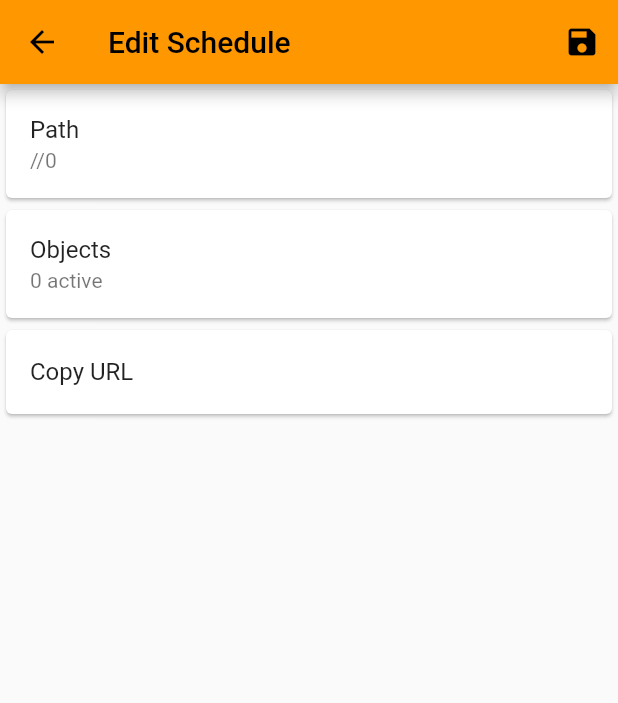
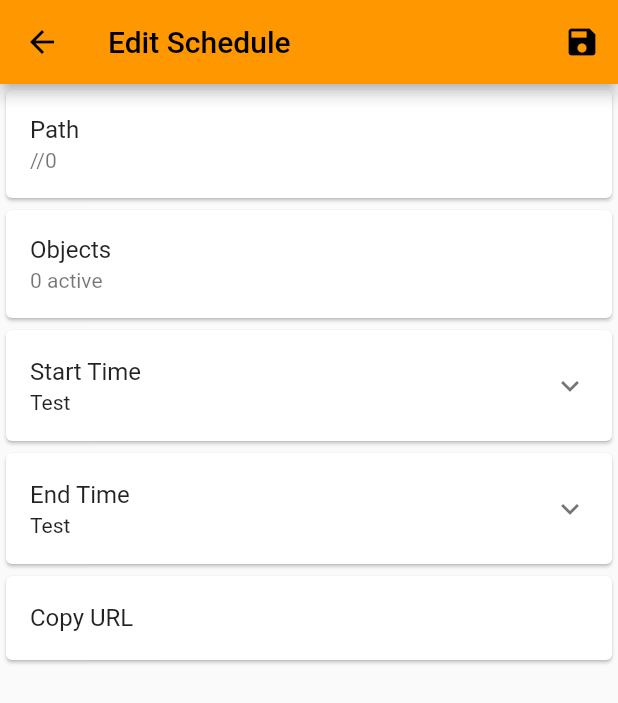
Before and after one commit to GAsplund/TimeEditParser-Flutter, a Flutter app: the ScheduleBuilderEditPage screen opened directly with empty values, on a phone screen of 412 x 824 dp. Shown: the top 703 px of the screen. Run offline on Flutter 3.47's test engine with Material 2 defaults, Android fonts, the phone set to English and light mode, and no system bars; our stand-ins replace date_time_picker, expansion_tile_card, package_info_plus, shared_preferences; accounts and stored records are empty; generated files the repository leaves out were written again; network calls fail.

Commit message:
Add date range selection

```diff
--- a/lib/screens/schedule_builder_edit_page.dart
+++ b/lib/screens/schedule_builder_edit_page.dart
@@ -2,9 +2,11 @@ import 'package:flutter/material.dart';
 import 'package:flutter/services.dart';
 import 'package:timeedit/objects/filter_query.dart';
 import 'package:timeedit/objects/schedule_object.dart';
+import 'package:timeedit/objects/timeedit_date.dart';
 import 'package:timeedit/utilities/schedule_builder.dart';
 import 'package:timeedit_parser/screens/schedule_object_selector.dart';
 import 'package:timeedit_parser/screens/schedule_path_selector_page.dart';
+import 'package:timeedit_parser/widgets/schedule_time_selector.dart';
 
 class ScheduleBuilderEditPage extends StatefulWidget {
   const ScheduleBuilderEditPage({super.key, required this.builder, this.onBuilderUpdated});
@@ -72,6 +74,10 @@ class _ScheduleBuilderEditPageState extends State<ScheduleBuilderEditPage> {
                 MaterialPageRoute(
                     builder: (context) => ScheduleObjectSelector(builder: currentBuilder!, onSelected: setObjects))),
           )),
+          // Start
+          ScheduleTimeSelector(title: "Start Time", onTimeChanged: setStartTime),
+          // End
+          ScheduleTimeSelector(title: "End Time", onTimeChanged: setStartTime),
           // URL
           Card(
               child: ListTile(
@@ -104,4 +110,16 @@ class _ScheduleBuilderEditPageState extends State<ScheduleBuilderEditPage> {
       this.objects = objects;
     });
   }
+
+  void setStartTime(TimeEditDate date) {
+    setState(() {
+      currentBuilder!.startDate = date;
+    });
+  }
+
+  void setEndTime(TimeEditDate date) {
+    setState(() {
+      currentBuilder!.endDate = date;
+    });
+  }
 }
--- /dev/null
+++ b/lib/widgets/schedule_time_selector.dart
@@ -0,0 +1,86 @@
+import 'package:flutter/material.dart';
+import 'package:timeedit/objects/absolute_date.dart';
+import 'package:timeedit/objects/relative_date.dart';
+import 'package:timeedit/objects/timeedit_date.dart';
+import 'package:date_time_picker/date_time_picker.dart';
+
+class ScheduleTimeSelector extends StatefulWidget {
+  const ScheduleTimeSelector({Key? key, required this.title, this.onTimeChanged}) : super(key: key);
+
+  final String title;
+  final Function(TimeEditDate)? onTimeChanged;
+
+  @override
+  _ScheduleTimeSelectorState createState() => _ScheduleTimeSelectorState();
+}
+
+class _ScheduleTimeSelectorState extends State<ScheduleTimeSelector> {
+  int dateType = 3;
+
+  RelativeDateType relativeType = RelativeDateType.week;
+  int relativeLength = 3;
+
+  @override
+  Widget build(BuildContext context) {
+    return Card(
+      child: ExpansionTile(
+        title: Text(widget.title),
+        subtitle: const Text("Test"),
+        children: [
+          Column(children: [
+            DropdownButton(
+              value: dateType,
+              items: const [
+                DropdownMenuItem(value: 3, child: Text("Now")),
+                DropdownMenuItem(value: 1, child: Text("At")),
+                DropdownMenuItem(value: 2, child: Text("In")),
+              ],
+              onChanged: (value) => setState(() {
+                dateType = value as int;
+              }),
+            ),
+            if (dateType == 1)
+              DateTimePicker(
+                  initialValue: DateTime.now().toString(),
+                  firstDate: DateTime(2000),
+                  lastDate: DateTime(2100),
+                  onChanged: onDateChanged)
+            else if (dateType == 2)
+              Column(children: [
+                TextField(
+                  keyboardType: TextInputType.number,
+                  onChanged: (value) => setState(() {
+                    relativeLength = int.tryParse(value) ?? 0;
+                    onRelativeDateChanged();
+                  }),
+                ),
+                DropdownButton(
+                    value: relativeType,
+                    items: const [
+                      DropdownMenuItem(value: RelativeDateType.hour, child: Text("hours")),
+                      DropdownMenuItem(value: RelativeDateType.day, child: Text("days")),
+                      DropdownMenuItem(value: RelativeDateType.week, child: Text("weeks")),
+                      DropdownMenuItem(value: RelativeDateType.month, child: Text("months")),
+                    ],
+                    onChanged: (value) => setState(() {
+                          relativeType = value as RelativeDateType;
+                          onRelativeDateChanged();
+                        }))
+              ]),
+          ])
+        ],
+      ),
+    );
+  }
+
+  void onDateChanged(String time) {
+    final date = DateTime.parse(time);
+    final timeEditDate = TimeEditAbsoluteDate.fromDateTime(date);
+    widget.onTimeChanged?.call(timeEditDate);
+  }
+
+  void onRelativeDateChanged() {
+    final date = TimeEditRelativeDate(length: relativeLength, type: relativeType);
+    widget.onTimeChanged?.call(date);
+  }
+}
--- a/pubspec.yaml
+++ b/pubspec.yaml
@@ -44,6 +44,7 @@ dependencies:
   shared_preferences: ^2.1.0
   expansion_tile_card: ^2.0.0
   package_info_plus: ^3.0.3
+  date_time_picker: ^2.1.0
 
 dev_dependencies:
   flutter_test:
```
Also changed, not shown: pubspec.lock.
